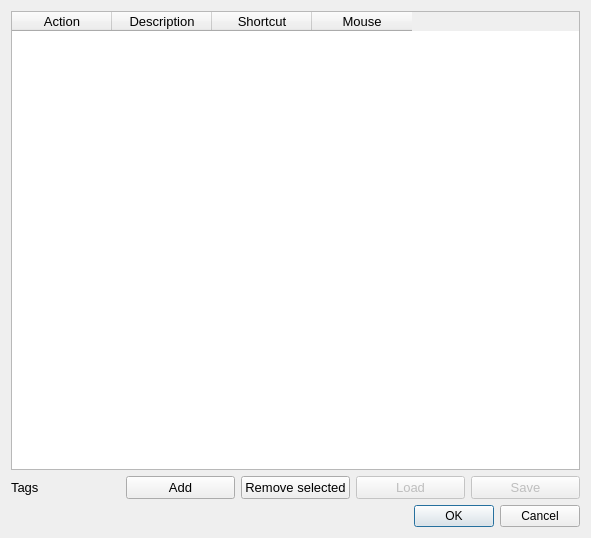
Before: the Qt Designer form libs/gui-osg-qt/ACInputControlsDialogQt.ui in MediaCycle/MediaCycle, drawn with Qt 5.
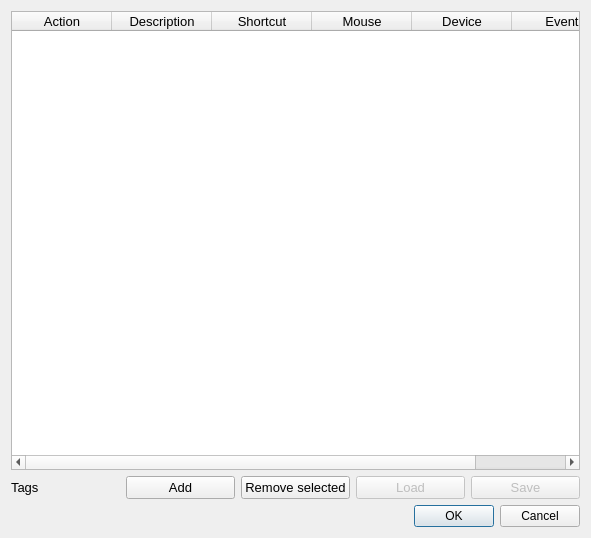
After: the same form once the commit is applied.

Patch:
```diff
--- a/libs/gui-osg-qt/ACInputControlsDialogQt.ui
+++ b/libs/gui-osg-qt/ACInputControlsDialogQt.ui
@@ -43,7 +43,7 @@
       <enum>QAbstractItemView::SelectRows</enum>
      </property>
      <property name="columnCount">
-      <number>4</number>
+      <number>6</number>
      </property>
      <attribute name="verticalHeaderMinimumSectionSize">
       <number>20</number>
@@ -88,6 +88,26 @@
        </font>
       </property>
      </column>
+     <column>
+      <property name="text">
+       <string>Device</string>
+      </property>
+      <property name="font">
+       <font>
+        <pointsize>10</pointsize>
+       </font>
+      </property>
+     </column>
+     <column>
+      <property name="text">
+       <string>Event</string>
+      </property>
+      <property name="font">
+       <font>
+        <pointsize>10</pointsize>
+       </font>
+      </property>
+     </column>
     </widget>
    </item>
    <item>
```
